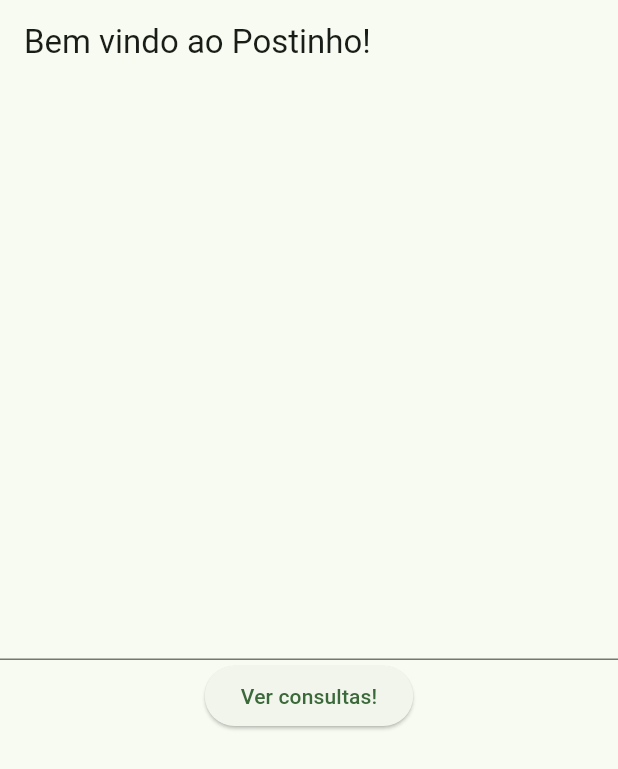
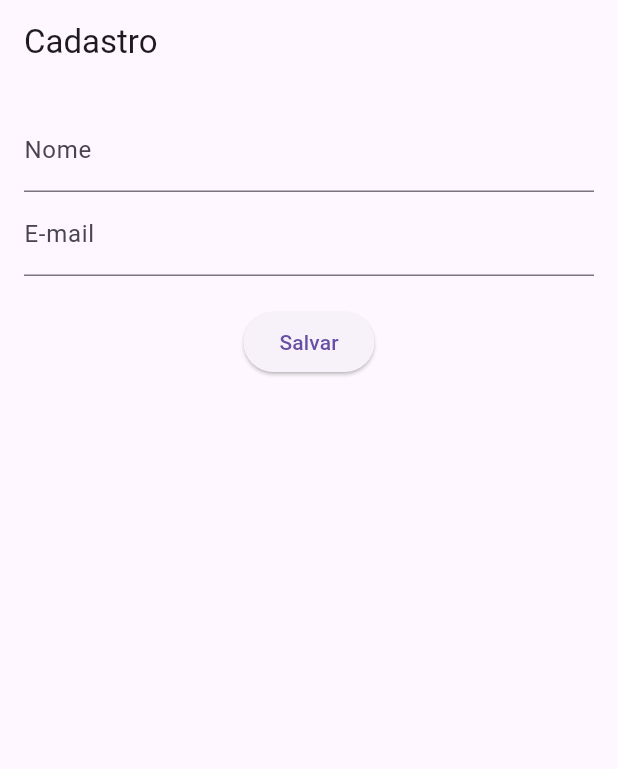
Before and after one commit to Bruques/EstudosFlutter_PostinhoApp, a Flutter app: the screen it shows after launch, on a phone screen of 412 x 824 dp. Shown: the top 769 px of the screen. Run offline on Flutter 3.47's test engine with Material 3 defaults, Android fonts, the phone set to English and light mode, and no system bars.

Commit message:
start to learn about forms

```diff
--- /dev/null
+++ b/lib/semana2_aula4.dart
@@ -0,0 +1,96 @@
+import 'package:flutter/material.dart';
+
+class MyFormApp extends StatelessWidget {
+  @override
+  Widget build(BuildContext context) {
+    return MaterialApp(
+      home: MyFormPage(),
+    );
+  }
+}
+
+class MyFormPage extends StatefulWidget {
+  @override
+  _MyFormPageState createState() => _MyFormPageState();
+}
+
+class _MyFormPageState extends State<MyFormPage> {
+  final _formKey = GlobalKey<FormState>();
+  final _nameController = TextEditingController();
+  final _emailController = TextEditingController();
+
+void _salvar() {
+    if (_formKey.currentState!.validate()) {
+      final nome = _nameController.text;
+      final email = _emailController.text;
+
+      showDialog(
+        context: context,
+        builder: (_) => AlertDialog(
+          title: Text("Dados salvos"),
+          content: Text("Nome: $nome\nEmail: $email"),
+          actions: [
+            TextButton(
+              child: Text("OK"),
+              onPressed: () => Navigator.pop(context),
+            ),
+          ],
+        ),
+      );
+    }
+  }
+
+  @override
+  void dispose() {
+    _nameController.dispose();
+    _emailController.dispose();
+    super.dispose();
+  }
+
+  @override
+  Widget build(BuildContext context) {
+    return Scaffold(
+      appBar: AppBar(title: Text("Cadastro")),
+      body: Padding(
+        padding: const EdgeInsets.all(16.0),
+        child: Form(
+          key: _formKey, // Conecta o form à chave global
+          child: Column(
+            mainAxisAlignment: MainAxisAlignment.start,
+            children: [
+              TextFormField(
+                controller: _nameController,
+                decoration: InputDecoration(labelText: "Nome"),
+                validator: (value) {
+                  if (value == null || value.isEmpty) {
+                    return "Informe o nome";
+                  }
+                  return null;
+                },
+              ),
+              TextFormField(
+                controller: _emailController,
+                decoration: InputDecoration(labelText: "E-mail"),
+                keyboardType: TextInputType.emailAddress,
+                validator: (value) {
+                  if (value == null || value.isEmpty) {
+                    return "Informe o e-mail";
+                  }
+                  if (!value.contains("@")) {
+                    return "E-mail inválido";
+                  }
+                  return null;
+                },
+              ),
+              SizedBox(height: 20),
+              ElevatedButton(
+                onPressed: _salvar,
+                child: Text("Salvar"),
+              ),
+            ],
+          ),
+        ),
+      ),
+    );
+  }
+}
--- a/pubspec.yaml
+++ b/pubspec.yaml
@@ -34,6 +34,8 @@ dependencies:
   # The following adds the Cupertino Icons font to your application.
   # Use with the CupertinoIcons class for iOS style icons.
   cupertino_icons: ^1.0.8
+
+  provider: ^6.0.0
 
 dev_dependencies:
   flutter_test:
```
Also changed, not shown: lib/main.dart (+49 -2 lines), lib/semana2_aula1.dart (added, +34 -0 lines), pubspec.lock, 1 other file.
